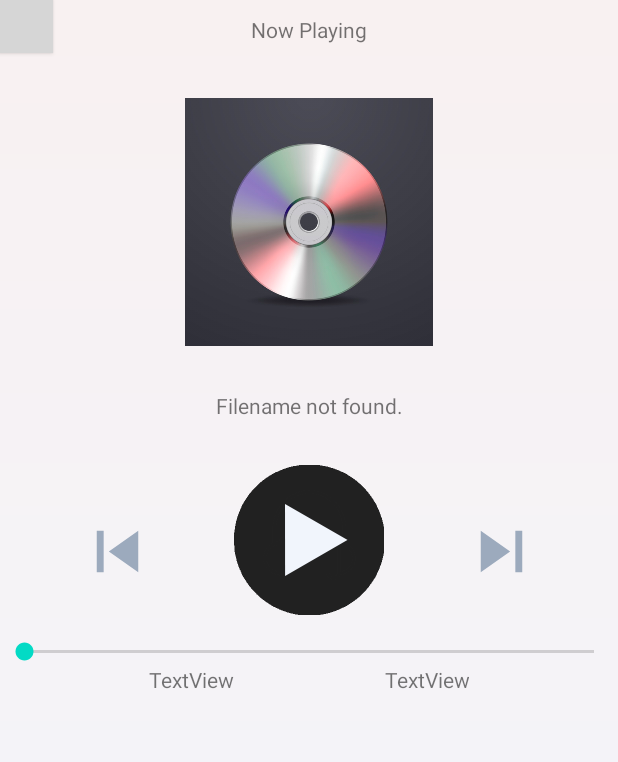
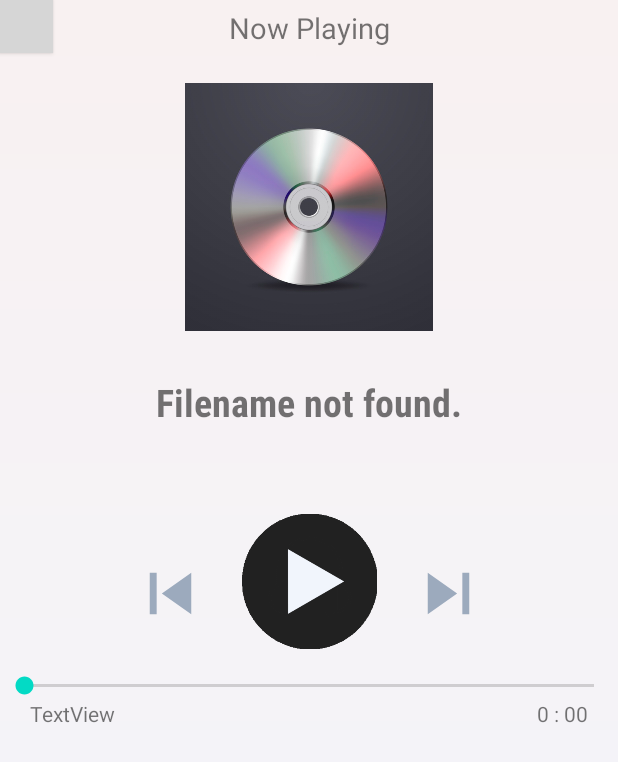
Before and after one commit to dyneamic/AndroidMobile2021-UTS, an Android app: the MusicPlayerActivity screen opened directly, with no data from a screen before it, on a phone screen of 412 x 824 dp. Shown: the top 762 px of the screen. Run offline under Robolectric (Android 15) with nearby library versions, the phone set to English and light mode, and no system bars; 5 statements that could not run were skipped; grey boxes are pictures that could not be loaded.

Commit message:
Update 8

```diff
--- a/app/src/main/java/id/ac/umn/utslab_musicplayer_stephentjoang_28280/MusicPlayerActivity.java
+++ b/app/src/main/java/id/ac/umn/utslab_musicplayer_stephentjoang_28280/MusicPlayerActivity.java
@@ -17,6 +17,7 @@ import java.io.Serializable;
 import java.util.List;
 import java.util.Timer;
 import java.util.TimerTask;
+import java.util.concurrent.TimeUnit;
 
 public class MusicPlayerActivity extends AppCompatActivity implements Serializable {
     MediaPlayer mediaPlayer;
@@ -25,7 +26,7 @@ public class MusicPlayerActivity extends AppCompatActivity implements Serializab
     Button btnPlay;
     int positionLagu;
     List laguList;
-    TextView laguName;
+    TextView laguName, laguArtist, tvTotalTime, tvRunningTime;
 
     @Override
     protected void onCreate(Bundle savedInstanceState) {
@@ -38,6 +39,9 @@ public class MusicPlayerActivity extends AppCompatActivity implements Serializab
         positionLagu = (int) intent.getSerializableExtra("position");
 
         laguName = findViewById(R.id.laguName);
+        laguArtist = findViewById(R.id.laguArtist);
+        tvTotalTime = findViewById(R.id.tvTotalTime);
+        tvRunningTime = findViewById(R.id.tvRunningTime);
         Button btnBack = findViewById(R.id.btnBack);
         Button btnPrev = findViewById(R.id.btnPrev);
         Button btnNext = findViewById(R.id.btnNext);
@@ -51,6 +55,15 @@ public class MusicPlayerActivity extends AppCompatActivity implements Serializab
         initNew(positionLagu);
         startPlay();
         enableSeekBar();
+
+        btnBack.setOnClickListener(new View.OnClickListener() {
+            @Override
+            public void onClick(View v) {
+                stopPlay();
+                Intent intent = new Intent(MusicPlayerActivity.this, ListLaguActivity.class);
+                startActivity(intent);
+            }
+        });
 
         btnPlay.setOnClickListener(new View.OnClickListener() {
             @Override
@@ -86,12 +99,26 @@ public class MusicPlayerActivity extends AppCompatActivity implements Serializab
         lagu = (ModelLagu) laguList.get(positionLagu);
         //nama lagu
         if (lagu != null) {
+            String artist_name = "";
+            if (lagu.getLaguArtist().equals("<unknown>")) artist_name = "Unknown Artist";
+            else artist_name = lagu.getLaguArtist();
             laguName.setText(lagu.getLaguName());
+            laguArtist.setText(artist_name);
         }
         else {
             laguName.setText("Filename not found.");
+            laguArtist.setText("");
         }
         mediaPlayer = MediaPlayer.create(MusicPlayerActivity.this, Uri.parse(lagu.getLaguPath()));
+        int durasi_lagu = mediaPlayer.getDuration();
+        durasi_lagu /= 1000;
+        int durasi_lagu_detik = durasi_lagu % 60;
+        String durasi_lagu_detik_str = "";
+        if ((durasi_lagu_detik) < 10) durasi_lagu_detik_str = "0" + durasi_lagu_detik;
+        else durasi_lagu_detik_str = String.valueOf(durasi_lagu_detik);
+        String time_str = (durasi_lagu / 60) + " : " + durasi_lagu_detik_str;
+        tvTotalTime.setText(time_str);
+
         enableSeekBar();
     }
 
@@ -105,7 +132,6 @@ public class MusicPlayerActivity extends AppCompatActivity implements Serializab
             btnPlay.setBackground(getDrawable(R.drawable.pause_button));
             enableSeekBar();
         }
-        //enableSeekBar();
     }
 
     public void stopPlay(){
@@ -123,6 +149,19 @@ public class MusicPlayerActivity extends AppCompatActivity implements Serializab
             public void run() {
                 if(mediaPlayer!=null && mediaPlayer.isPlaying()){
                     seekBar.setProgress(mediaPlayer.getCurrentPosition());
+                    int curr_pos_lagu = mediaPlayer.getCurrentPosition();
+                    curr_pos_lagu /= 1000;
+                    int curr_pos_detik = curr_pos_lagu % 60;
+                    String curr_pos_detik_str = "";
+                    if ((curr_pos_detik) < 10) curr_pos_detik_str = "0" + curr_pos_detik;
+                    else curr_pos_detik_str = String.valueOf(curr_pos_detik);
+                    String curr_detik_str = (curr_pos_lagu / 60) + " : " + curr_pos_detik_str;
+                    runOnUiThread(new Runnable() {
+                        @Override
+                        public void run() {
+                                tvRunningTime.setText(curr_detik_str);
+                        }
+                    });
                 }
             }
         }, 0, 10);
--- a/app/src/main/res/layout/activity_music_player.xml
+++ b/app/src/main/res/layout/activity_music_player.xml
@@ -19,10 +19,11 @@
 
     <TextView
         android:id="@+id/tvTagline"
-        android:layout_marginTop="10dp"
+        android:layout_marginTop="5dp"
         android:layout_width="wrap_content"
         android:layout_height="35dp"
         android:text="Now Playing"
+        android:textSize="19dp"
         app:layout_constraintLeft_toLeftOf="parent"
         app:layout_constraintRight_toRightOf="parent"
         app:layout_constraintTop_toTopOf="parent" />
@@ -30,7 +31,7 @@
     <ImageView
         android:id="@+id/albumImage"
         android:background="@drawable/cd_icon"
-        android:layout_marginTop="30dp"
+        android:layout_marginTop="20dp"
         android:layout_width="165dp"
         android:layout_height="165dp"
         app:layout_constraintTop_toBottomOf="@+id/btnBack"
@@ -45,8 +46,29 @@
         android:layout_height="wrap_content"
         android:layout_alignParentTop="true"
         android:layout_centerHorizontal="true"
-        android:text="TextView"
+        android:text="Contoh Judul Lagu"
+        android:gravity="center"
+        android:color="@color/greyText"
+        android:textSize="25sp"
+        android:textStyle="bold"
+        android:fontFamily="sans-serif-condensed-medium"
         app:layout_constraintTop_toBottomOf="@+id/albumImage"
+        app:layout_constraintBottom_toTopOf="@+id/laguArtist"
+        app:layout_constraintLeft_toLeftOf="parent"
+        app:layout_constraintRight_toRightOf="parent"/>
+
+    <TextView
+        android:id="@+id/laguArtist"
+        android:layout_marginTop="6dp"
+        android:layout_width="wrap_content"
+        android:layout_height="wrap_content"
+        android:layout_alignParentTop="true"
+        android:layout_centerHorizontal="true"
+        android:text="Contoh Artis Lagu"
+        android:color="@color/greyText"
+        android:textSize="15sp"
+        android:fontFamily="sans-serif-condensed-light"
+        app:layout_constraintTop_toBottomOf="@+id/laguName"
         app:layout_constraintBottom_toTopOf="@+id/btnPlay"
         app:layout_constraintLeft_toLeftOf="parent"
         app:layout_constraintRight_toRightOf="parent"/>
@@ -54,38 +76,38 @@
     <Button
         android:id="@+id/btnPrev"
         android:layout_marginTop="30dp"
+        android:layout_marginEnd="20dp"
         android:layout_width="55dp"
         android:layout_height="55dp"
         android:layout_centerInParent="true"
         android:background="@drawable/ic_previous_button"
-        app:layout_constraintTop_toBottomOf="@+id/laguName"
+        app:layout_constraintTop_toBottomOf="@+id/laguArtist"
         app:layout_constraintBottom_toTopOf="@+id/seekBar"
-        app:layout_constraintLeft_toLeftOf="parent"
         app:layout_constraintRight_toLeftOf="@+id/btnPlay"/>
 
     <Button
         android:id="@+id/btnPlay"
         android:layout_marginTop="30dp"
-        android:layout_width="100dp"
-        android:layout_height="100dp"
+        android:layout_width="90dp"
+        android:layout_height="90dp"
         android:layout_centerInParent="true"
         android:background="@drawable/play_button"
-        app:layout_constraintTop_toBottomOf="@+id/laguName"
+        app:layout_constraintTop_toBottomOf="@+id/laguArtist"
         app:layout_constraintBottom_toTopOf="@+id/seekBar"
-        app:layout_constraintLeft_toRightOf="@+id/btnPrev"
-        app:layout_constraintRight_toLeftOf="@+id/btnNext"/>
+        app:layout_constraintLeft_toLeftOf="parent"
+        app:layout_constraintRight_toRightOf="parent"/>
 
     <Button
         android:id="@+id/btnNext"
         android:layout_marginTop="30dp"
+        android:layout_marginStart="20dp"
         android:layout_width="55dp"
         android:layout_height="55dp"
         android:layout_centerInParent="true"
         android:background="@drawable/ic_next_button"
-        app:layout_constraintTop_toBottomOf="@+id/laguName"
+        app:layout_constraintTop_toBottomOf="@+id/laguArtist"
         app:layout_constraintBottom_toTopOf="@+id/seekBar"
-        app:layout_constraintLeft_toRightOf="@+id/btnPlay"
-        app:layout_constraintRight_toRightOf="parent"/>
+        app:layout_constraintLeft_toRightOf="@+id/btnPlay"/>
 
     <SeekBar
         android:id="@+id/seekBar"
@@ -97,26 +119,24 @@
         app:layout_constraintLeft_toLeftOf="parent"
         app:layout_constraintRight_toRightOf="parent"
         app:layout_constraintTop_toBottomOf="@+id/btnPlay"
-        app:layout_constraintBottom_toTopOf="@+id/runningTime"/>
+        app:layout_constraintBottom_toTopOf="@+id/tvRunningTime"/>
 
     <TextView
-        android:id="@+id/runningTime"
+        android:id="@+id/tvRunningTime"
         android:layout_width="wrap_content"
         android:layout_height="wrap_content"
-        android:gravity="left"
+        android:layout_marginStart="20dp"
         android:text="TextView"
         app:layout_constraintLeft_toLeftOf="parent"
-        app:layout_constraintRight_toLeftOf="@+id/totalTime"
         app:layout_constraintTop_toBottomOf="@+id/seekBar"/>
 
     <TextView
-        android:id="@+id/totalTime"
+        android:id="@+id/tvTotalTime"
         android:layout_width="wrap_content"
         android:layout_height="wrap_content"
-        android:text="TextView"
-        android:gravity="right"
+        android:layout_marginEnd="20dp"
+        android:text="Duration"
         app:layout_constraintTop_toBottomOf="@+id/seekBar"
-        app:layout_constraintLeft_toRightOf="@+id/runningTime"
         app:layout_constraintRight_toRightOf="parent"/>
 
 </androidx.constraintlayout.widget.ConstraintLayout>
--- a/app/src/main/res/values/colors.xml
+++ b/app/src/main/res/values/colors.xml
@@ -7,4 +7,6 @@
     <color name="teal_700">#FF018786</color>
     <color name="black">#FF000000</color>
     <color name="white">#FFFFFFFF</color>
+    <color name="greyText">#8694AC</color>
+    <color name="lightGreyText">#A4B1C2</color>
 </resources>
```
Also changed, not shown: app/src/main/java/id/ac/umn/utslab_musicplayer_stephentjoang_28280/ListLaguActivity.java (+5 -3 lines), app/src/main/java/id/ac/umn/utslab_musicplayer_stephentjoang_28280/ListLaguAdapter.java (+7 -1 lines).
